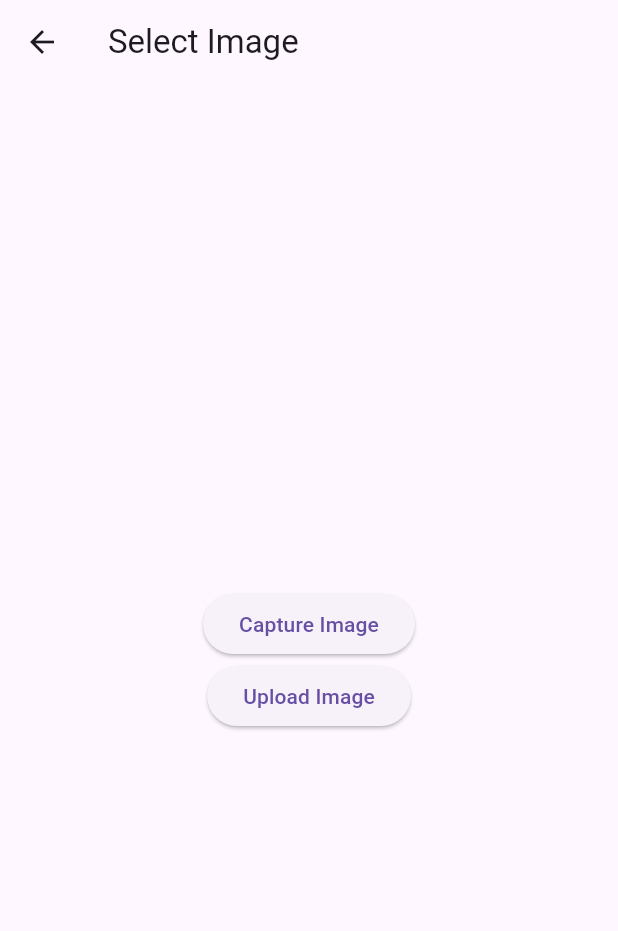
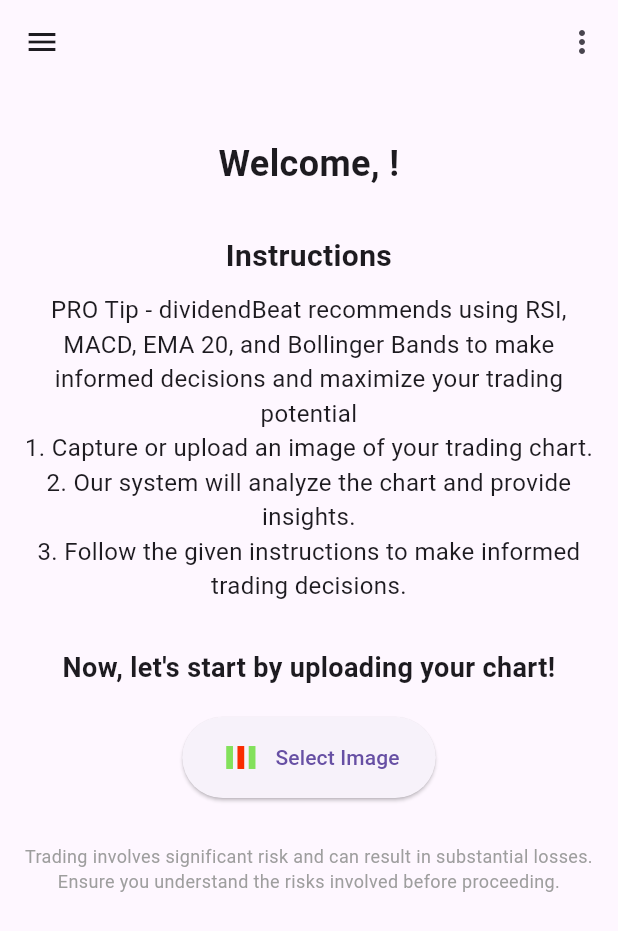
Before and after one commit to tradingapp-ai-beat/dividendbro, a Flutter app: the ImageSelectionScreen screen opened directly with empty values, on a phone screen of 412 x 824 dp. Shown: the top 931 px of the screen. Run offline on Flutter 3.47's test engine with Material 3 defaults, Android fonts, the phone set to English and light mode, and no system bars; our stand-ins replace cloud_firestore, cloud_functions, firebase_auth, firebase_core, firebase_storage, flutter_svg and 1 more; accounts and stored records are empty.

Commit message:
add more text no screens, update top menu right side to logout

```diff
--- a/lib/screens/image_selection_screen.dart
+++ b/lib/screens/image_selection_screen.dart
@@ -5,6 +5,9 @@
 import '../provider/user_provider.dart';
 import 'package:provider/provider.dart';
 import 'chatgpt_response_screen.dart';
+import '../widgets/app_drawer.dart';
+import '../widgets/top_bar.dart';
+import 'package:flutter_svg/flutter_svg.dart';
 
 class ImageSelectionScreen extends StatefulWidget {
   final List<String> subscribedTimeFrames;
@@ -66,21 +69,115 @@
     }
   }
 
+  Future<void> _showUploadOptions(BuildContext context) async {
+    await showModalBottomSheet(
+      context: context,
+      builder: (context) => Column(
+        mainAxisSize: MainAxisSize.min,
+        children: <Widget>[
+          ListTile(
+            leading: Icon(Icons.photo_library),
+            title: Text('Upload Image'),
+            onTap: () {
+              _pickImage(ImageSource.gallery);
+              Navigator.of(context).pop();
+            },
+          ),
+          ListTile(
+            leading: Icon(Icons.camera_alt),
+            title: Text('Capture Image'),
+            onTap: () {
+              _pickImage(ImageSource.camera);
+              Navigator.of(context).pop();
+            },
+          ),
+        ],
+      ),
+    );
+  }
+
+  void _logout(BuildContext context) {
+    Provider.of<UserProvider>(context, listen: false).logout();
+    Navigator.of(context).pushReplacementNamed('/login');
+  }
+
   @override
   Widget build(BuildContext context) {
     return Scaffold(
-      appBar: AppBar(title: Text('Select Image')),
-      body: Center(
+      appBar: AppBar(
+        title: Text(widget.name),
+        actions: [
+          PopupMenuButton<String>(
+            onSelected: (value) {
+              if (value == 'logout') {
+                _logout(context);
+              }
+            },
+            itemBuilder: (BuildContext context) {
+              return [
+                PopupMenuItem(
+                  value: 'logout',
+                  child: Text('Logout'),
+                ),
+              ];
+            },
+          ),
+        ],
+      ),
+      drawer: AppDrawer(),
+      body: SingleChildScrollView(
+        padding: const EdgeInsets.all(16.0),
         child: Column(
-          mainAxisAlignment: MainAxisAlignment.center,
+          crossAxisAlignment: CrossAxisAlignment.center,
           children: <Widget>[
-            ElevatedButton(
-              onPressed: () => _pickImage(ImageSource.camera),
-              child: Text('Capture Image'),
+            SizedBox(height: 20),
+            Text(
+              'Welcome, ${widget.name}!',
+              style: TextStyle(fontSize: 24.0, fontWeight: FontWeight.bold),
+              textAlign: TextAlign.center,
             ),
-            ElevatedButton(
-              onPressed: () => _pickImage(ImageSource.gallery),
-              child: Text('Upload Image'),
+            SizedBox(height: 30),
+            Text(
+              'Instructions',
+              style: TextStyle(fontSize: 20.0, fontWeight: FontWeight.bold),
+              textAlign: TextAlign.center,
+            ),
+            SizedBox(height: 10),
+            Text(
+              'PRO Tip - dividendBeat recommends using RSI, MACD, EMA 20, and Bollinger Bands to make informed decisions and maximize your trading potential\n'
+                  '1. Capture or upload an image of your trading chart.\n'
+                  '2. Our system will analyze the chart and provide insights.\n'
+                  '3. Follow the given instructions to make informed trading decisions.',
+              style: TextStyle(fontSize: 16.0),
+              textAlign: TextAlign.center,
+            ),
+            SizedBox(height: 30),
+            Text(
+              'Now, let\'s start by uploading your chart!',
+              style: TextStyle(fontSize: 18.0, fontWeight: FontWeight.bold),
+              textAlign: TextAlign.center,
+            ),
+            SizedBox(height: 20),
+            ElevatedButton.icon(
+              onPressed: () => _showUploadOptions(context),
+              icon: SvgPicture.asset(
+                'assets/beat.svg',
+                height: 30,
+                width: 30,
+              ),
+              label: Text('Select Image'),
+              style: ElevatedButton.styleFrom(
+                padding: EdgeInsets.symmetric(horizontal: 24.0, vertical: 12.0),
+                shape: RoundedRectangleBorder(
+                  borderRadius: BorderRadius.circular(30),
+                ),
+              ),
+            ),
+            SizedBox(height: 30),
+            Text(
+              'Trading involves significant risk and can result in substantial losses. Ensure you understand the risks involved before proceeding.',
+              style: TextStyle(fontSize: 12.0, color: Colors.grey),
+              textAlign: TextAlign.center,
             ),
           ],
         ),
--- a/lib/screens/signupPlans_screen.dart
+++ b/lib/screens/signupPlans_screen.dart
@@ -106,7 +106,7 @@
           price: '19.99€ / month',
           description: 'Choose 2 Beats time frames',
           subscriptionType: 2,
-          maxSelections: 2,
+          maxSelections: 3,
         ),
         _buildSubscriptionCard(
           title: 'Beat 3',
--- a/lib/screens/welcome_screen.dart
+++ b/lib/screens/welcome_screen.dart
@@ -50,7 +50,7 @@
               ),
               SizedBox(height: 20),
               const Text(
-                'Enhance your trading confidence with dividendBeat, your AI-powered personal trading advisor. Empowering you to make informed decisions and optimize your trading strategies for financial success. ',
+                'With just 1 simple click, enhance your trading confidence and keep track of all your trades, dividendBeat is your AI-powered personal trading advisor. Empowering you to make informed decisions and optimize your trading strategies for financial success. ',
                 style: TextStyle(
                   fontFamily: 'RobotoMono',
                   fontSize: 18,
--- a/lib/widgets/top_bar.dart
+++ b/lib/widgets/top_bar.dart
@@ -15,7 +15,7 @@
   @override
   Widget build(BuildContext context) {
     return AppBar(
-      title: Text('Trading App'),
+      title: Text('dividendBeat - Beat that market'),
       actions: [
         Padding(
           padding: EdgeInsets.symmetric(horizontal: 16.0),
@@ -23,7 +23,7 @@
         ),
         DropdownButton<String>(
           icon: Icon(Icons.more_vert, color: Colors.white),
-          items: <String>['Profile', 'Settings', 'Logout'].map((String value) {
+          items: <String>[ 'Logout'].map((String value) {
             return DropdownMenuItem<String>(
               value: value,
               child: Text(value),
```
Also changed, not shown: lib/provider/user_provider.dart (+8 -0 lines), lib/screens/choose_plan_screen.dart (+8 -8 lines), lib/screens/settings_screen.dart (+26 -0 lines).
